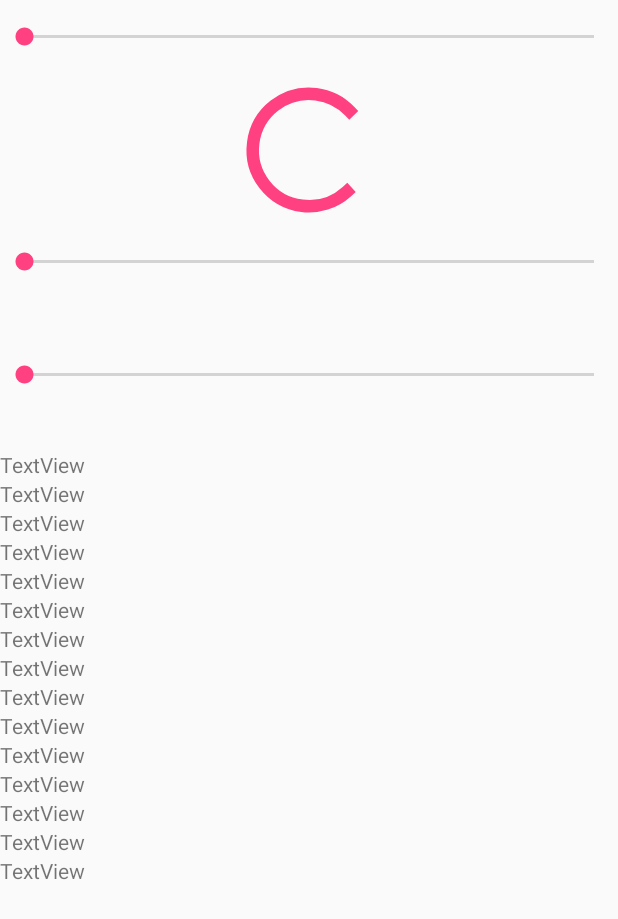
After one commit to tianxiake/CustomViewSet, an Android app: the layout test.xml on its own in the app's theme, with its tools: preview values and no code run, on a phone screen of 412 x 824 dp. The commit adds this screen. Shown: the top 919 px of the screen. Run offline under Robolectric (Android 15) with nearby library versions, the phone set to English and light mode, and no system bars.

Commit message:
正在解决滑动冲突......

```diff
--- /dev/null
+++ b/app/src/main/java/com/snail/customviewset/view/MyScrollView.java
@@ -0,0 +1,19 @@
+package com.snail.customviewset.view;
+
+import android.content.Context;
+import android.util.AttributeSet;
+import android.widget.ScrollView;
+
+public class MyScrollView extends ScrollView {
+    public MyScrollView(Context context) {
+        super(context);
+    }
+
+    public MyScrollView(Context context, AttributeSet attrs) {
+        super(context, attrs);
+    }
+
+    public MyScrollView(Context context, AttributeSet attrs, int defStyleAttr) {
+        super(context, attrs, defStyleAttr);
+    }
+}
--- /dev/null
+++ b/app/src/main/res/layout/test.xml
@@ -0,0 +1,112 @@
+<?xml version="1.0" encoding="utf-8"?>
+<LinearLayout xmlns:android="http://schemas.android.com/apk/res/android"
+    android:layout_width="match_parent"
+    android:layout_height="match_parent"
+    android:orientation="vertical">
+
+    <SeekBar
+        android:layout_width="match_parent"
+        android:layout_height="50dp" />
+
+    <ProgressBar
+        android:layout_width="match_parent"
+        android:layout_height="100dp" />
+
+    <SeekBar
+        android:layout_width="match_parent"
+        android:layout_height="50dp" />
+
+    <SeekBar
+        android:layout_width="match_parent"
+        android:layout_height="100dp" />
+
+    <com.snail.customviewset.view.MyScrollView
+        android:id="@+id/msv_layout"
+        android:layout_width="match_parent"
+        android:layout_height="0dp"
+        android:layout_weight="1">
+
+        <LinearLayout
+            android:layout_width="match_parent"
+            android:layout_height="match_parent"
+            android:orientation="vertical">
+
+            <TextView
+                android:layout_width="match_parent"
+                android:layout_height="match_parent"
+                android:text="TextView" />
+
+            <TextView
+                android:layout_width="match_parent"
+                android:layout_height="match_parent"
+                android:text="TextView" />
+
+            <TextView
+                android:layout_width="match_parent"
+                android:layout_height="match_parent"
+                android:text="TextView" />
+
+            <TextView
+                android:layout_width="match_parent"
+                android:layout_height="match_parent"
+                android:text="TextView" />
+
+            <TextView
+                android:layout_width="match_parent"
+                android:layout_height="match_parent"
+                android:text="TextView" />
+
+            <TextView
+                android:layout_width="match_parent"
+                android:layout_height="match_parent"
+                android:text="TextView" />
+
+            <TextView
+                android:layout_width="match_parent"
+                android:layout_height="match_parent"
+                android:text="TextView" />
+
+            <TextView
+                android:layout_width="match_parent"
+                android:layout_height="match_parent"
+                android:text="TextView" />
+
+            <TextView
+                android:layout_width="match_parent"
+                android:layout_height="match_parent"
+                android:text="TextView" />
+
+            <TextView
+                android:layout_width="match_parent"
+                android:layout_height="match_parent"
+                android:text="TextView" />
+
+            <TextView
+                android:layout_width="match_parent"
+                android:layout_height="match_parent"
+                android:text="TextView" />
+
+            <TextView
+                android:layout_width="match_parent"
+                android:layout_height="match_parent"
+                android:text="TextView" />
+
+            <TextView
+                android:layout_width="match_parent"
+                android:layout_height="match_parent"
+                android:text="TextView" />
+
+            <TextView
+                android:layout_width="match_parent"
+                android:layout_height="match_parent"
+                android:text="TextView" />
+
+            <TextView
+                android:layout_width="match_parent"
+                android:layout_height="match_parent"
+                android:text="TextView" />
+        </LinearLayout>
+
+
+    </com.snail.customviewset.view.MyScrollView>
+</LinearLayout>
```
Also changed, not shown: app/src/main/java/com/snail/customviewset/MainActivity.java (+19 -0 lines), app/src/main/java/com/snail/customviewset/view/MyViewPager.java (+39 -0 lines).
